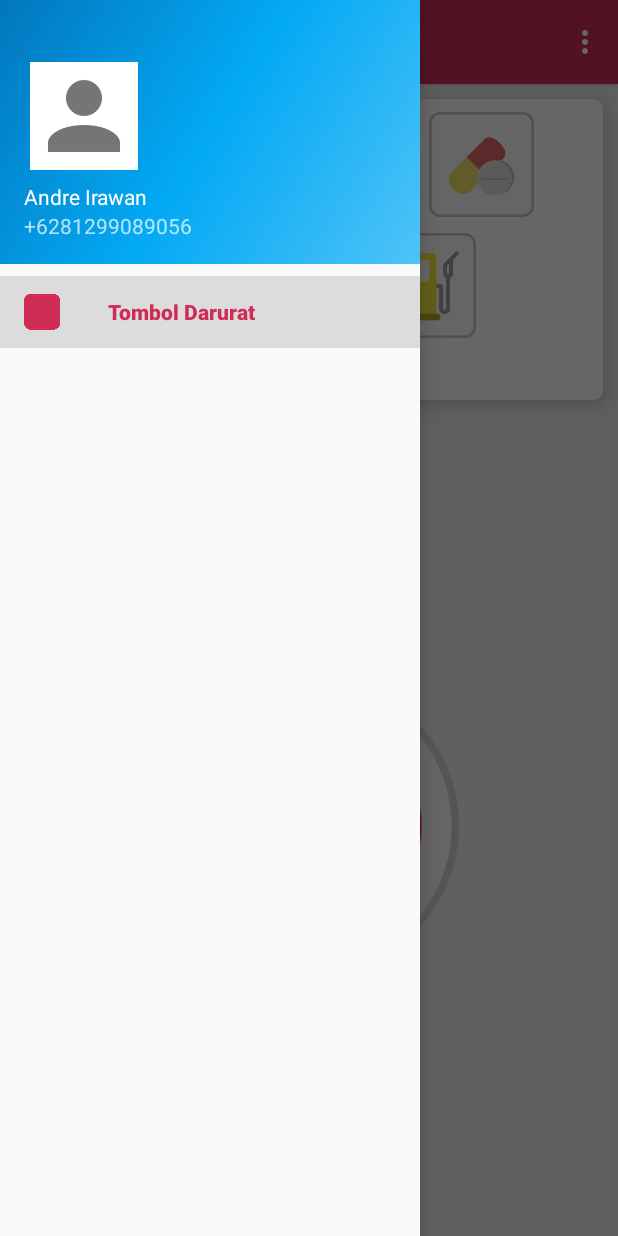
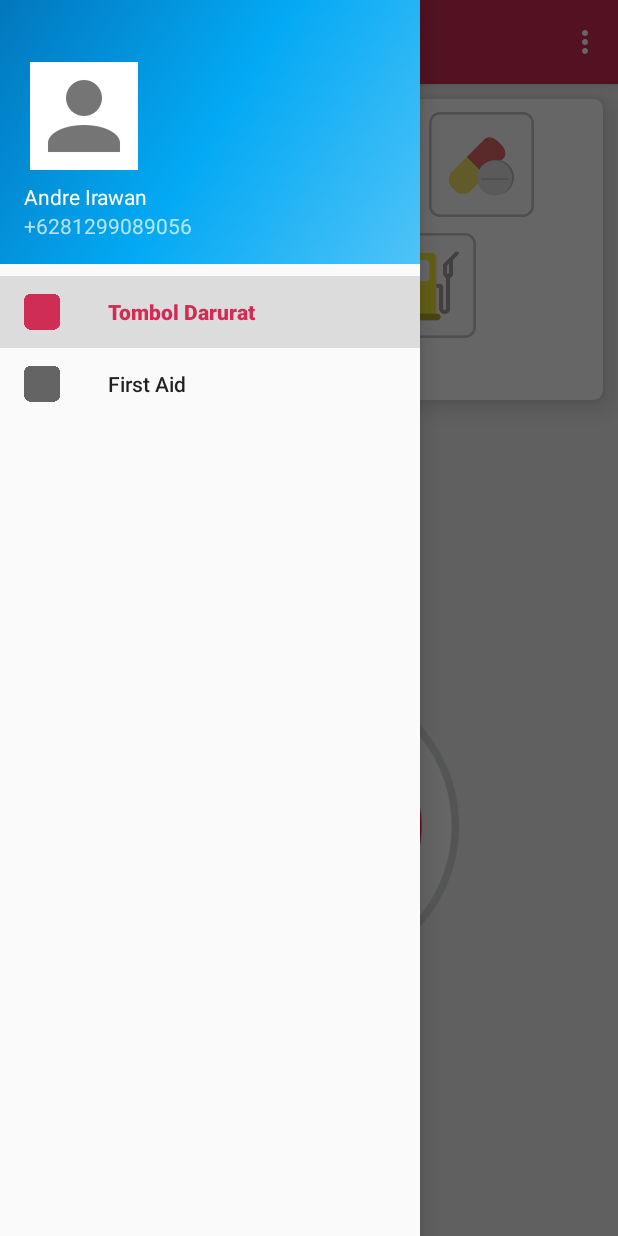
Before and after one commit to riza1999/imergency-latest, an Android app: the MainActivity screen opened directly, with no data from a screen before it, with the side drawer open, on a phone screen of 412 x 824 dp. Run offline under Robolectric (Android 15) with nearby library versions, the phone set to English and light mode, and no system bars; our stand-ins replace navigation-ui; libraries missing offline, so code that uses them is left out: com.gauravbhola.ripplepulsebackground; plain views replace RipplePulseLayout; 2 statements that could not run were skipped.

Commit message:
Updated files

```diff
--- a/app/src/main/java/com/umn/imergency/MainActivity.java
+++ b/app/src/main/java/com/umn/imergency/MainActivity.java
@@ -1,6 +1,8 @@
 package com.umn.imergency;
 
 import android.os.Bundle;
+import android.util.Log;
+import android.view.MenuItem;
 import android.view.View;
 import android.view.Menu;
 
@@ -8,6 +10,7 @@ import com.google.android.material.floatingactionbutton.FloatingActionButton;
 import com.google.android.material.snackbar.Snackbar;
 import com.google.android.material.navigation.NavigationView;
 
+import androidx.annotation.NonNull;
 import androidx.navigation.NavController;
 import androidx.navigation.Navigation;
 import androidx.navigation.ui.AppBarConfiguration;
@@ -22,6 +25,8 @@ public class MainActivity extends AppCompatActivity {
 
     @Override
     protected void onCreate(Bundle savedInstanceState) {
+        Log.d(">>>>", "KELUAR");
+
         super.onCreate(savedInstanceState);
         setContentView(R.layout.activity_main);
         Toolbar toolbar = findViewById(R.id.toolbar);
@@ -36,9 +41,23 @@ public class MainActivity extends AppCompatActivity {
 //                .setDrawerLayout(drawer)
 //                .build();
         mAppBarConfiguration = new AppBarConfiguration.Builder(
-                R.id.nav_tombol_darurat)
+                R.id.nav_tombol_darurat, R.id.nav_first_aid)
                 .setDrawerLayout(drawer)
                 .build();
+
+        // Gabisa berubah / kepanggil. Udah coba pake implements sama override juga.
+        navigationView.setNavigationItemSelectedListener(new NavigationView.OnNavigationItemSelectedListener() {
+            @Override
+            public boolean onNavigationItemSelected(@NonNull MenuItem menuItem) {
+                Log.d(">>>", "TES");
+                int id = menuItem.getItemId();
+
+                boolean tes = id == R.id.nav_first_aid;
+
+                Log.d(">>>", String.valueOf(tes));
+                return true;
+            }
+        });
 
         NavController navController = Navigation.findNavController(this, R.id.nav_host_fragment);
         NavigationUI.setupActionBarWithNavController(this, navController, mAppBarConfiguration);
--- a/app/src/main/java/com/umn/imergency/PermissionCallActivity.java
+++ b/app/src/main/java/com/umn/imergency/PermissionCallActivity.java
@@ -59,7 +59,6 @@ public class PermissionCallActivity extends AppCompatActivity {
                 if(ActivityCompat.checkSelfPermission(PermissionCallActivity.this, Manifest.permission.CALL_PHONE) == PackageManager.PERMISSION_GRANTED){
                     Intent startNewActivity = new Intent(PermissionCallActivity.this, PermissionLocationActivity.class);
                     startActivity(startNewActivity);
-                    overridePendingTransition(R.anim.fade_in, R.anim.fade_out);
                     finish();
                 }
                 else{
--- a/app/src/main/res/layout/fragment_tombol_darurat.xml
+++ b/app/src/main/res/layout/fragment_tombol_darurat.xml
@@ -1,5 +1,6 @@
 <?xml version="1.0" encoding="utf-8"?>
-<androidx.constraintlayout.widget.ConstraintLayout xmlns:android="http://schemas.android.com/apk/res/android"
+<androidx.constraintlayout.widget.ConstraintLayout
+    xmlns:android="http://schemas.android.com/apk/res/android"
     xmlns:app="http://schemas.android.com/apk/res-auto"
     xmlns:tools="http://schemas.android.com/tools"
     android:layout_width="match_parent"
--- a/app/src/main/res/menu/activity_main_drawer.xml
+++ b/app/src/main/res/menu/activity_main_drawer.xml
@@ -8,6 +8,11 @@
             android:id="@+id/nav_tombol_darurat"
             android:icon="@drawable/logo"
             android:title="Tombol Darurat" />
+
+        <item
+            android:id="@+id/nav_first_aid"
+            android:icon="@drawable/logo"
+            android:title="First Aid" />
     </group>
 
 </menu>
```
Also changed, not shown: app/src/main/AndroidManifest.xml (+3 -5 lines), app/src/main/java/com/umn/imergency/ui/first_aid/FirstAidFragment.java (added, +20 -0 lines), app/src/main/res/layout/fragment_first_aid.xml (added, +20 -0 lines), app/src/main/res/navigation/mobile_navigation.xml (+8 -0 lines).
